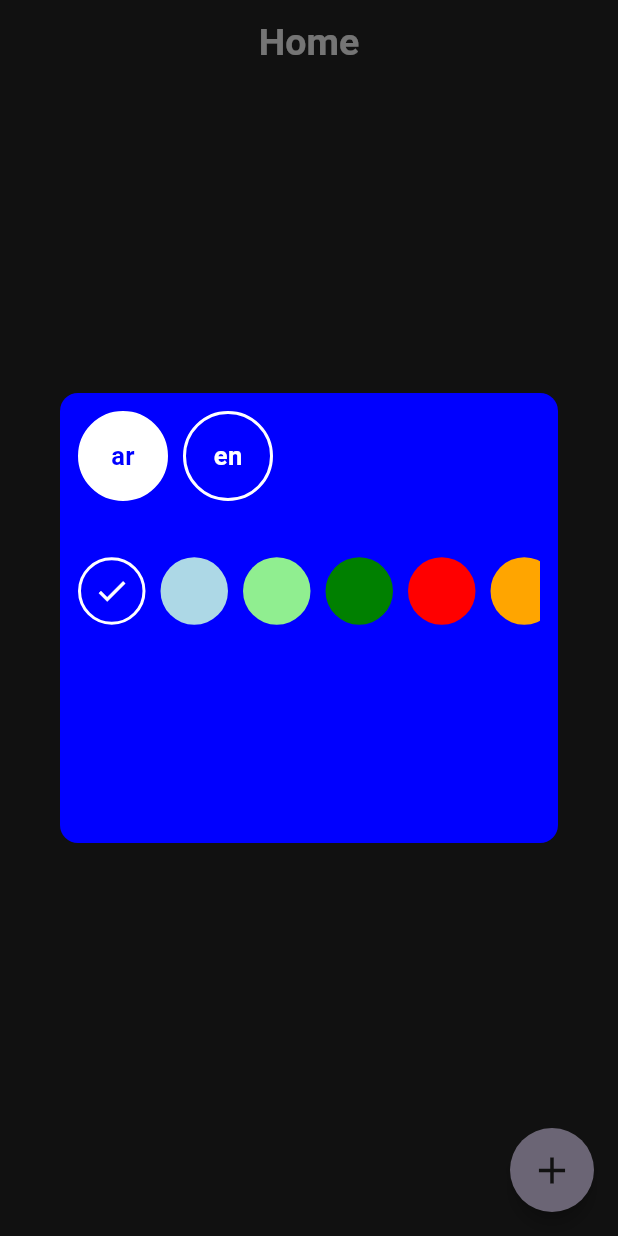
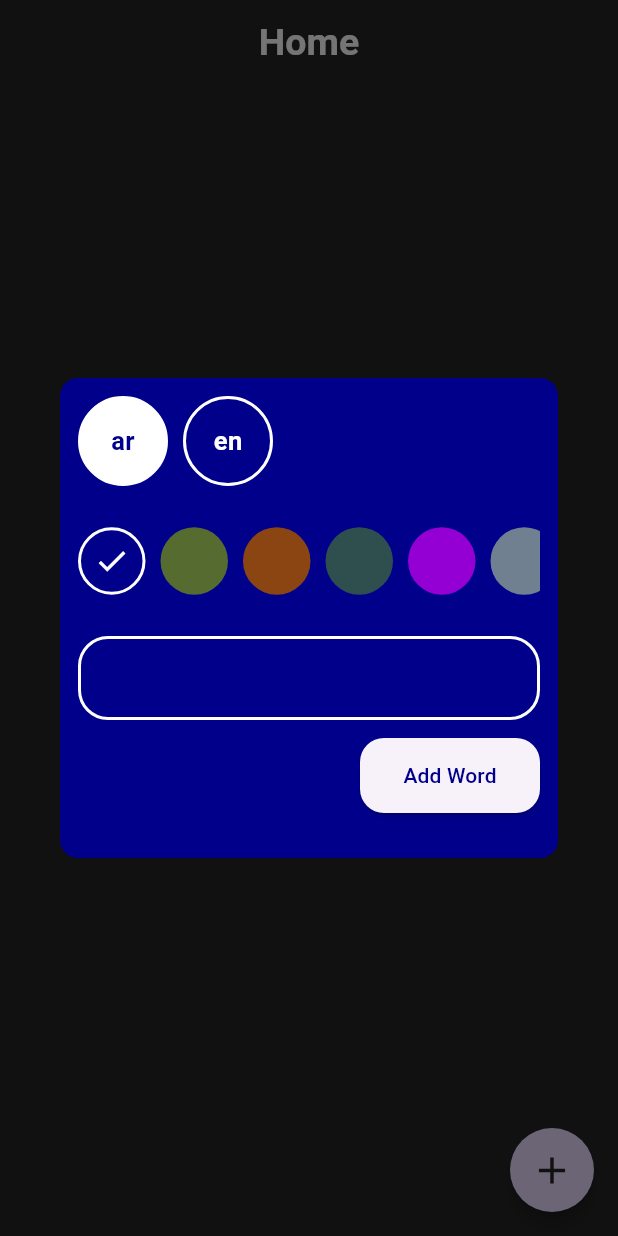
Before and after one commit to elbahy/vocabulary_notes, a Flutter app: the screen it shows after launch, after a tap on the "add" icon, on a phone screen of 412 x 824 dp. Run offline on Flutter 3.47's test engine with Material 3 defaults, Android fonts, the phone set to English and light mode, and no system bars; our stand-ins replace flutter_bloc, hive_flutter; accounts and stored records are empty.

Commit message:
Dialog to add Word, part2

```diff
--- a/lib/presentation/cubit/write_data_cubit/write_data_cubit.dart
+++ b/lib/presentation/cubit/write_data_cubit/write_data_cubit.dart
@@ -8,7 +8,7 @@ class WriteDataCubit extends Cubit<WriteDataState> {
   WriteDataCubit() : super(WriteDataInitial());
 
   String text = "";
-  int color = 0xff0000FF;
+  int color = 0xff00008B;
   bool isArabic = true;
   static get(context) => BlocProvider.of<WriteDataCubit>(context);
   final Box box = Hive.box(HiveConstants.wordsBox);
--- /dev/null
+++ b/lib/presentation/widgets/add_word_button_widget.dart
@@ -0,0 +1,23 @@
+import 'package:flutter/material.dart';
+
+class AddWordButtonWidget extends StatelessWidget {
+  const AddWordButtonWidget({
+    super.key,
+    required this.colorCode,
+  });
+
+  final int colorCode;
+  @override
+  Widget build(BuildContext context) {
+    return ElevatedButton(
+        onPressed: () {},
+        style: ElevatedButton.styleFrom(
+          shape: const RoundedRectangleBorder(
+            borderRadius: BorderRadius.all(Radius.circular(16)),
+          ),
+          foregroundColor: Color(colorCode),
+          fixedSize: const Size(120, 50),
+        ),
+        child: const Text('Add Word'));
+  }
+}
--- a/lib/presentation/widgets/add_word_dialog_widget.dart
+++ b/lib/presentation/widgets/add_word_dialog_widget.dart
@@ -2,6 +2,8 @@ import 'package:flutter/material.dart';
 import 'package:flutter_bloc/flutter_bloc.dart';
 import 'package:vocabulary_notes/presentation/cubit/write_data_cubit/write_data_cubit.dart';
 import 'package:vocabulary_notes/presentation/cubit/write_data_cubit/write_data_state.dart';
+import 'package:vocabulary_notes/presentation/widgets/add_word_button_widget.dart';
+import 'package:vocabulary_notes/presentation/widgets/add_word_form_widget.dart';
 import 'package:vocabulary_notes/presentation/widgets/color_selector_item.dart';
 import 'package:vocabulary_notes/presentation/widgets/language_selector_item.dart';
 
@@ -17,7 +19,7 @@ class AddWordDialog extends StatelessWidget {
         builder: (context, state) {
           return AnimatedContainer(
             duration: const Duration(milliseconds: 700),
-            height: 300,
+            height: 320,
             padding: const EdgeInsets.all(12),
             decoration: BoxDecoration(
               color: Color(WriteDataCubit.get(context).color),
@@ -27,7 +29,7 @@ class AddWordDialog extends StatelessWidget {
               children: [
                 LanguageSelector(isArabicSelected: WriteDataCubit.get(context).isArabic),
                 SizedBox(
-                  height: 120,
+                  height: 100,
                   child: ListView.separated(
                       scrollDirection: Axis.horizontal,
                       itemBuilder: (context, index) {
@@ -40,6 +42,8 @@ class AddWordDialog extends StatelessWidget {
                       },
                       itemCount: ColorSelectorItem.colorsList.length),
                 ),
+                const AddWordFormWidget(),
+                Align(alignment: Alignment.centerRight, child: AddWordButtonWidget(colorCode: WriteDataCubit.get(context).color)),
               ],
             ),
           );
--- /dev/null
+++ b/lib/presentation/widgets/add_word_form_widget.dart
@@ -0,0 +1,28 @@
+import 'package:flutter/material.dart';
+import 'package:vocabulary_notes/core/styles/colors.dart';
+import 'package:vocabulary_notes/presentation/cubit/write_data_cubit/write_data_cubit.dart';
+
+class AddWordFormWidget extends StatelessWidget {
+  const AddWordFormWidget({
+    super.key,
+  });
+
+  @override
+  Widget build(BuildContext context) {
+    return Form(
+        child: Column(
+      crossAxisAlignment: CrossAxisAlignment.end,
+      children: [
+        TextFormField(
+          decoration: InputDecoration(
+            enabledBorder: _BorderStyle(),
+            focusedBorder: _BorderStyle(),
+          ),
+        ),
+        const SizedBox(height: 12),
+      ],
+    ));
+  }
+
+  OutlineInputBorder _BorderStyle() => OutlineInputBorder(borderRadius: BorderRadius.circular(20), borderSide: const BorderSide(color: AppColors.white, width: 2));
+}
--- a/lib/presentation/widgets/color_selector_item.dart
+++ b/lib/presentation/widgets/color_selector_item.dart
@@ -7,18 +7,18 @@ class ColorSelectorItem extends StatelessWidget {
 
   final int selectedcolor;
   static final List<int> colorsList = [
-    0xff0000FF,
-    0xffADD8E6, // الأزرق الفاتح
-    0xff90EE90, // الأخضر الفاتح
-    0xff008000, // الأخضر الغامق
-    0xffFF0000, // الأحمر
-    0xffFFA500, // البرتقالي
-    0xff000000, // الأسود
-    0xffFFFF00, // الأصفر
-    0xffFFC0CB, // الوردي
-    0xff800080, // الأرجواني
-    // الأزرق الغامق
+    0xff00008B, // أزرق داكن
+    0xff556B2F, // أخضر زيتوني
+    0xff8B4513, // بني داكن
+    0xff2F4F4F, // رمادي داكن
+    0xff9400D3, // بنفسجي داكن
+    0xff708090, // رصاصي
+    0xff00CED1, // تركواز داكن
+    0xff800000, // بورجوندي
+    0xff008080, // بترولي
+    0xffFF8C00, // كحلي
   ];
+
   @override
   Widget build(BuildContext context) {
     return GestureDetector(
```
